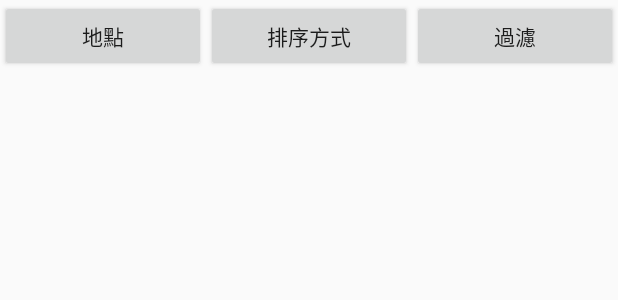
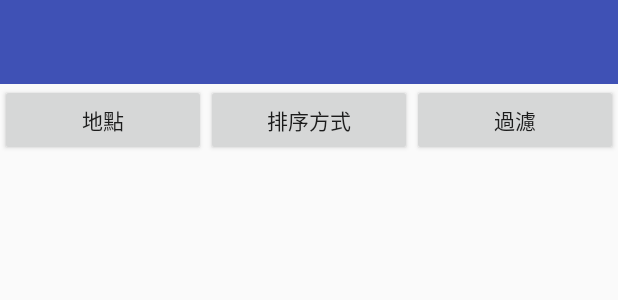
Before and after one commit to BentoOfKing/BentoOfKing, an Android app: the layout activity_main.xml on its own in the app's theme, with its tools: preview values and no code run, on a phone screen of 412 x 824 dp. Shown: the top 300 px of the screen. Run offline under Robolectric (Android 15) with nearby library versions, the phone set to English and light mode, and no system bars.

Commit message:
toolbar 2018/3/6

```diff
--- a/app/build.gradle
+++ b/app/build.gradle
@@ -25,4 +25,5 @@ dependencies {
     testImplementation 'junit:junit:4.12'
     androidTestImplementation 'com.android.support.test:runner:1.0.1'
     androidTestImplementation 'com.android.support.test.espresso:espresso-core:3.0.1'
+    compile 'com.android.support:appcompat-v7:26.1.0'
 }
--- a/app/src/main/res/layout/activity_main.xml
+++ b/app/src/main/res/layout/activity_main.xml
@@ -1,16 +1,27 @@
 <?xml version="1.0" encoding="utf-8"?>
-<RelativeLayout xmlns:android="http://schemas.android.com/apk/res/android"
+<LinearLayout xmlns:android="http://schemas.android.com/apk/res/android"
     xmlns:app="http://schemas.android.com/apk/res-auto"
     xmlns:tools="http://schemas.android.com/tools"
     android:layout_width="match_parent"
     android:layout_height="match_parent"
+    android:orientation="vertical"
     tools:context="com.cce.nkfust.tw.bentoofking.MainActivity">
 
+    <android.support.v7.widget.Toolbar
+        android:id="@+id/toolbar"
+        android:layout_width="match_parent"
+        android:layout_height="?attr/actionBarSize"
+        android:layout_alignParentStart="true"
+        android:layout_alignParentTop="true"
+        android:background="?attr/colorPrimary"
+        android:theme="@style/ThemeOverlay.AppCompat.ActionBar"
+        app:popupTheme="@style/ThemeOverlay.AppCompat.Light" />
+
     <LinearLayout
+        android:id="@+id/linearLayout"
         android:layout_width="match_parent"
         android:layout_height="wrap_content"
-        android:orientation="horizontal"
-        android:id="@+id/linearLayout">
+        android:orientation="horizontal">
 
         <Button
             android:id="@+id/location"
@@ -38,6 +49,5 @@
         android:id="@+id/storeListView"
         android:layout_width="match_parent"
         android:layout_height="match_parent"
-        android:layout_alignParentStart="true"
         android:layout_below="@+id/linearLayout" />
-</RelativeLayout>
+</LinearLayout>
--- a/app/src/main/res/values/styles.xml
+++ b/app/src/main/res/values/styles.xml
@@ -1,11 +1,16 @@
 <resources>
 
     <!-- Base application theme. -->
-    <style name="AppTheme" parent="Theme.AppCompat.Light.DarkActionBar">
+    <style name="AppTheme" parent="Theme.AppCompat.Light.NoActionBar">
         <!-- Customize your theme here. -->
         <item name="colorPrimary">@color/colorPrimary</item>
         <item name="colorPrimaryDark">@color/colorPrimaryDark</item>
         <item name="colorAccent">@color/colorAccent</item>
+        <item name="toolbarStyle">@style/myToolbar</item>
+    </style>
+    <style name="myToolbar" parent="Widget.AppCompat.Toolbar">
+        <item name="titleTextColor">@android:color/white</item>
+        <item name="contentInsetStart">0dp</item>
     </style>
 
 </resources>
--- a/build.gradle
+++ b/build.gradle
@@ -8,7 +8,6 @@ buildscript {
     }
     dependencies {
         classpath 'com.android.tools.build:gradle:3.0.1'
-
 
         // NOTE: Do not place your application dependencies here; they belong
         // in the individual module build.gradle files
```
Also changed, not shown: app/src/main/java/com/cce/nkfust/tw/bentoofking/MainActivity.java (+6 -1 lines), app/src/main/res/drawable/ic_menu_black_24dp.xml (added, +9 -0 lines).
